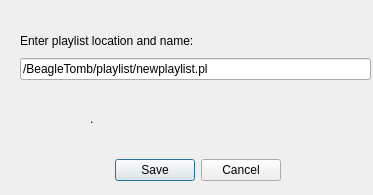
Above: src/newplaylist.ui from hutchgrant/BeagleTomb before the change. Below: the same form after it.
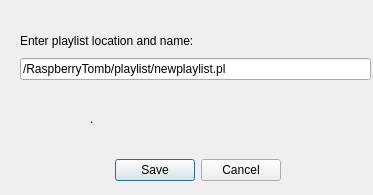
That is the form after the change.

What changed in the file:
```diff
--- a/src/newplaylist.ui
+++ b/src/newplaylist.ui
@@ -62,7 +62,7 @@
     <item>
      <widget class="QLineEdit" name="PLNAME_entry">
       <property name="text">
-       <string>/BeagleTomb/playlist/newplaylist.pl</string>
+       <string>/RaspberryTomb/playlist/newplaylist.pl</string>
       </property>
      </widget>
     </item>
```
